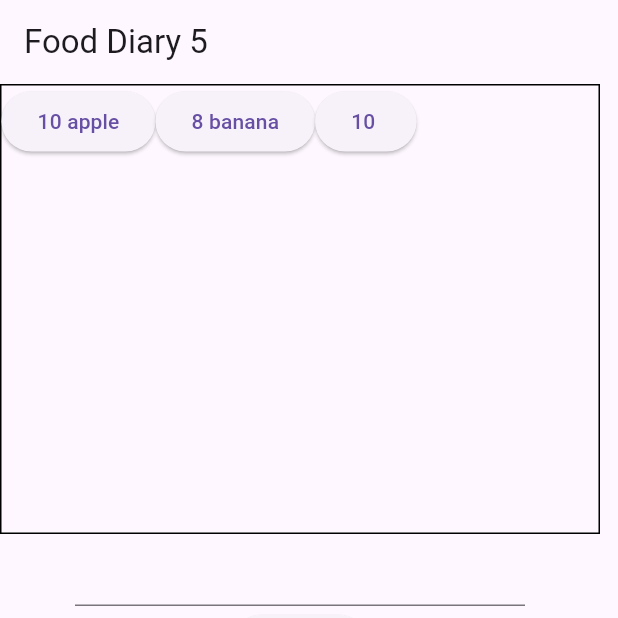
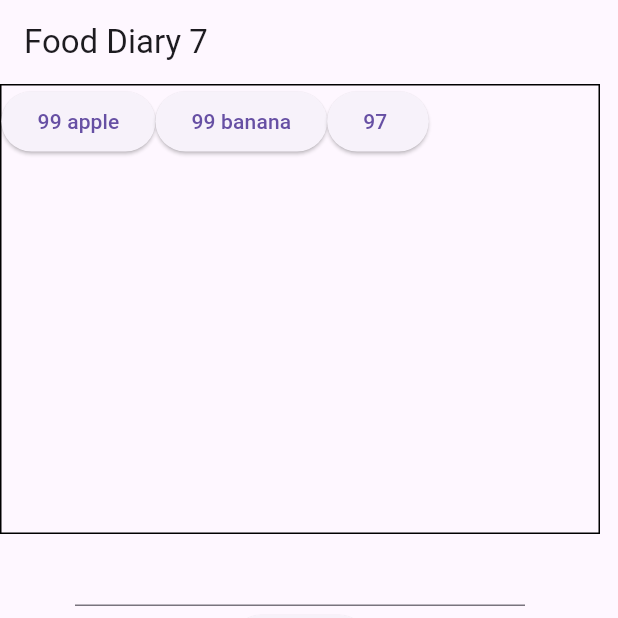
Before and after one commit to bitdreamer/food_diary, a Flutter app: the screen it shows after launch, after a tap on "submit", on a phone screen of 412 x 824 dp, the top half of it. Run offline on Flutter 3.47's test engine with Material 3 defaults, Android fonts, the phone set to English and light mode, and no system bars; our stand-ins replace flutter_bloc, hydrated_bloc.

Commit message:
recursive FoodState hydrated works

```diff
--- a/lib/food_diary.dart
+++ b/lib/food_diary.dart
@@ -1,6 +1,6 @@
 // food_diary.dart
 // Barrett Koster
-// working on the core page
+//
 
 import "dart:io";
 import 'package:flutter/material.dart';
@@ -14,6 +14,11 @@ import 'munch.dart';
 
 
 void main() async
+{ await hydratePrep();
+  runApp(const FoodDiary());
+}
+
+Future<void> hydratePrep() async
 { WidgetsFlutterBinding.ensureInitialized();
   Directory addx = await getApplicationDocumentsDirectory();
   String add = addx.path;
@@ -22,11 +27,10 @@ void main() async
     ( (await getApplicationDocumentsDirectory()).path,),
   );
   print("add=$add");
-  runApp(const FoodDiary());
 }
 
 class FoodDiary extends StatelessWidget
-{ static const String header = "Food Diary 5";
+{ static const String header = "Food Diary 7";
 
   const FoodDiary({super.key});
 
@@ -58,7 +62,7 @@ class Core extends StatelessWidget
     FoodState fs = fc.state;
     TextEditingController tec = TextEditingController();
 
-    // print("json=${fs.toJson()}"); fail, it's too hard
+    print("json=${fs.toJson()}"); // debugging
 
     return Scaffold
     ( appBar: AppBar(  title: Text(title),),
@@ -90,7 +94,8 @@ class Core extends StatelessWidget
 
     List<Widget> kids = [];
     for ( Munch m in theList )
-    { String t = DateTime.parse(m.when).hour.toString();
+    { // String t = DateTime.parse(m.when).hour.toString();
+      String t = m.when;
       String label = "$t ${m.what}";
       kids.add
       ( ElevatedButton
--- a/lib/food_state.dart
+++ b/lib/food_state.dart
@@ -1,11 +1,9 @@
 // food_state.dart
 // Barrett Koster 2025
-// We are working to get more depth in the Hydrate function.
-// So far it stores a flat string:string map.
 
-import 'dart:convert';
-// import 'package:flutter_bloc/flutter_bloc.dart';
-import 'package:hydrated_bloc/hydrated_bloc.dart';
+// Hydrated, includes JSON encoding down to contained Munch etc..
+//
+import 'dart:convert';import 'package:hydrated_bloc/hydrated_bloc.dart';
 
 import 'munch.dart';
 
@@ -13,85 +11,88 @@ class FoodState
 {
   List<Munch> munchies;
 
-  FoodState(this.munchies); // constructor
+  FoodState(this.munchies);
 
-  // turns the object into a map
-  Map<String,dynamic> toMap()
-  {
-    Map<String,dynamic> theMap = {};
-    int length = munchies.length;
-    theMap['length'] = length;
-
-    //int i = 0;
-    //for ( Munch m in munchies )
-    for ( int i=0; i<length; i++ )
-    {
-       theMap['food$i'] = munchies[i].what;
-       theMap['when$i'] = munchies[i].when;
+  // toMap()
+  // turns the object into a map.
+  // Note: this map is ONLY things that JSON encoder knows how to
+  // encode.
+  Map<String,dynamic> toMap() // 3
+  { Map<String,dynamic> theMap = {};
+    List<Map<String,dynamic>> theList = [];
+    for ( Munch m in munchies )
+    { theList.add( m.toMap() ); // encode map version of the Munch
     }
+    theMap["munchies"] = theList;
     return theMap;
-
-    //return
-    //{ 'munchies' : munchies ,
-    //};
   }
 
-  // turn a map back into an object
-  factory FoodState.fromMap(Map<String,dynamic> map)
-  {
-    List<Munch> theList = [];
-    int length = map['length'];
-    for ( int i=0; i<length; i++ )
-    {
-      String f = map['food$i'];
-      String d = map['when$i'];
-      Munch m = Munch( f, d );
-      theList.add(m);
+  // factory FoodState.fromMap() .... like a contructor.
+  // theMap we are using now is a JSON-readable map, so just strings,
+  // ints, lists and more maps.  No Munch or other objects.
+   factory FoodState.fromMap( Map<String,dynamic> theMap) // 3
+  { List<Munch> munchies = []; // in a factory, this becomes member
+    dynamic mmaps = theMap['munchies']; // Munches coded as maps
+    for ( Map<String,dynamic> mmap in mmaps )
+    { munchies.add( Munch.fromMap(mmap) ); // back into Munch object
     }
-    return FoodState( theList );
+    return FoodState(munchies);
+  }
 
-    // return FoodState( map['munchies'] );
-  }
 
   // turns the object into JSON.  Does this by
   // call toMap and then encode() ing the map.
-  String toJson() => json.encode(toMap);
+  // Note the 'toEncodable' method.  If an item in the encoding is
+  // not a standard one, it calls this function.
+  // Our map is presently made of all standard things, so this
+  // is not used that I know of.
+  String toJson() => jsonEncode( toMap() );
 
-  // turns Json back into an objevct.
+  // I am not sure this EVER worked. I do not know that it is called.
+  // turns Json back into an object.
   factory FoodState.fromJson( String source)
-  => FoodState.fromMap( json.decode(source));
+    => FoodState.fromMap(json.decode(source));
 
 }
 
 class FoodCubit extends HydratedCubit<FoodState> // with HydratedMixin
 {
-  FoodCubit() : super( FoodState([ Munch("apple",/*99*/ "2025-01-02 10:43:17" ),
-                                   Munch("banana", /*99*/"2025-01-03 08:41:00" ),
+  FoodCubit() : super( FoodState([ Munch("apple","99" /*"2025-01-02 10:43:17"*/ ),
+                                   Munch("banana", "99" /*"2025-01-03 8:41:00"*/ ),
                                  ]) );
 
   void setFood(List<Munch> m ) { emit( FoodState(m) ); }
 
   void addFood( String f )
-  { Munch m = Munch( f, /*99*/ DateTime.now().toString() );
+  { Munch m = Munch( f, "97" /* DateTime.now().toString()*/  );
     state.munchies.add(m);
     emit( FoodState(state.munchies) );
   }
 
   void reset() { emit( FoodState([]) ); }
 
-  // converts the map form of FDState into an object.
+  // fromJson()
+  // converts the map form of FoodState into a FoodState object.
   // Should have been called fromMap, as the Hydrated stuff
   // will have already converted it from JSON to a map.
+  // Note: the map is just the regular stuff that JSON encode/decode
+  // knows how to handle.  There are no Munch objects.
   @override
   FoodState fromJson( Map<String,dynamic> map)
-  { return FoodState.fromMap(map); }
+    => FoodState.fromMap(map);
 
   // This is called on state AFTER emit(state).  Every time there is a new
   // state, this function converts it to a Map and the Hydrated
   // stuff takes it from there.
   @override
-  Map<String,dynamic> toJson( FoodState state )
-  { return state.toMap(); }
+  Map<String,dynamic> toJson( FoodState state ) => state.toMap();
+  /*
+   { print("----- FoodCubit.toJson: starting ...");
+    Map<String,dynamic> theMap = state.toMap();
+    print("FoodCubit.toJson about to return $theMap");
+    return theMap;
+  }
+  */
 
 
 }
--- a/lib/munch.dart
+++ b/lib/munch.dart
@@ -5,15 +5,44 @@
 
 // import "package:flutter/material.dart";
 
+import 'dart:convert';
+
 class Munch
 {
-  String what;
-
-  String when;
+  String what; // name of the food
+  String when; // date+time stored as string to not hang on format,
+               // for now
   // int when;
   // DateTime when;
 
   Munch( this.what, this.when );
   // Munch( this.what, String whenString )
   // : when = DateTime.parse(whenString);
+
+  // returns a Map containing the information of this object
+  Map<String,dynamic> toMap()
+  { // print("Munch.toMap: called on $what");
+    Map<String,dynamic> theMap = {};
+    theMap['what'] = what;
+    theMap['when'] = when;
+    return theMap;
+  }
+
+  // returns an object made from the Map
+  factory Munch.fromMap( Map<String,dynamic> theMap )
+  { // print("Munch.fromMap called on ${theMap['what']}");
+    String what = theMap['what'];
+    String when = theMap['when'];
+    return Munch(what,when);
+  }
+
+/* These do not seem to be needed.
+  // turns the object into JSON.  Does this by
+  // call toMap and then encode() ing the map.
+  String toJson() =>json.encode(toMap());
+
+  // turns Json back into an object.
+  factory Munch.fromJson( String source)
+  => Munch.fromMap( json.decode(source) );
+*/
 }
```
